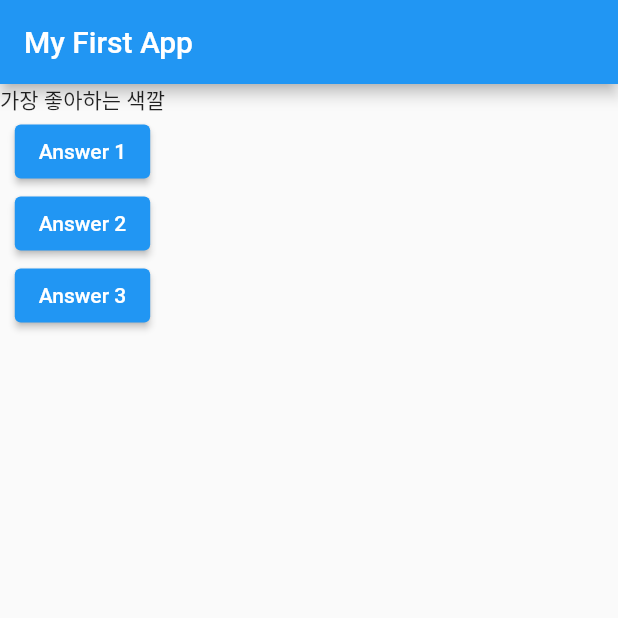
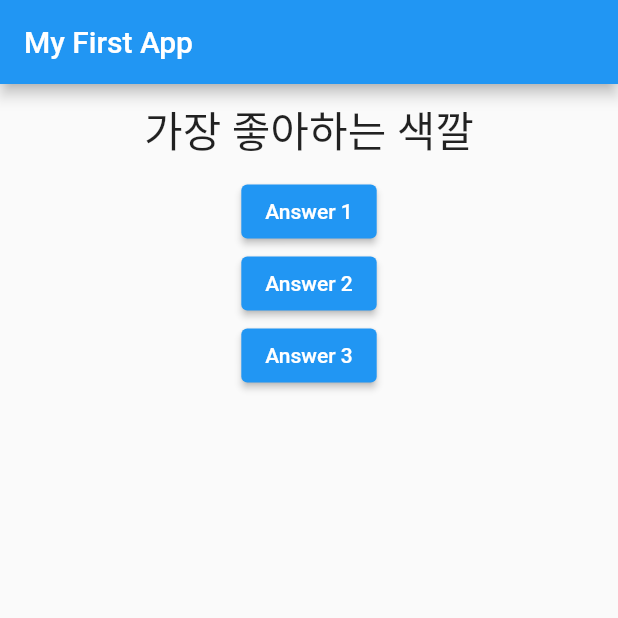
Before and after one commit to dksalsgus/fluttertest, a Flutter app: the screen it shows after launch, on a phone screen of 412 x 824 dp, the top half of it. Run offline on Flutter 3.47's test engine with Material 2 defaults, Android fonts, the phone set to English and light mode, and no system bars.

Commit message:
위젯 분리 및 style적용

```diff
--- a/lib/main.dart
+++ b/lib/main.dart
@@ -1,4 +1,5 @@
 import 'package:flutter/material.dart';
+import 'package:flutter_complete_guide/question.dart';
 
 /**
  * 메인 함수 = flutter 시작시 실행
@@ -51,7 +52,7 @@ class _MyAppState extends State<MyApp> {
         body: Column(
           // Column은 열로 배치 Row 행으로 배치
           children: <Widget>[
-            Text(_questions[_questionIndex]),
+            Question(_questions[_questionIndex]),
             ElevatedButton(
               child: Text('Answer 1'),
               onPressed:
--- /dev/null
+++ b/lib/question.dart
@@ -0,0 +1,26 @@
+import 'package:flutter/material.dart';
+
+class Question extends StatelessWidget {
+  final String questionText;
+
+/**
+ * 생성자
+ */
+  Question(this.questionText);
+  // Question(String text) {
+  //   this.questionText = text;
+  // }
+
+  @override
+  Widget build(BuildContext context) {
+    return Container(
+        // Container로 감싸준다 div와 비슷
+        width: double.infinity, // 최대 넓이
+        margin: EdgeInsets.all(10), // 상하좌우 전체
+        child: Text(
+          questionText,
+          style: TextStyle(fontSize: 28),
+          textAlign: TextAlign.center,
+        ));
+  }
+}
```
